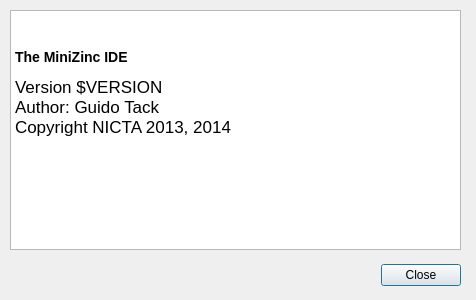
Before: the Qt Designer form MiniZincIDE/aboutdialog.ui in MiniZinc/MiniZincIDE, drawn with Qt 5.
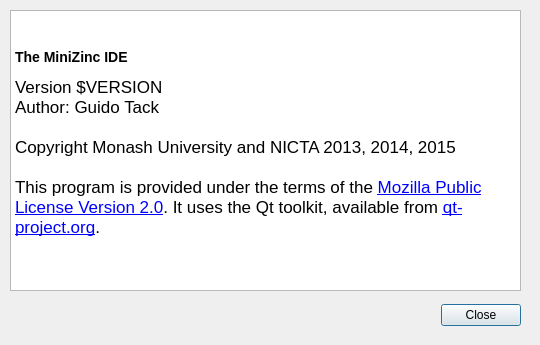
After: the same form once the commit is applied. Icons and pictures are not drawn.

Commit message: Add copyright information and bug tracker to the help and about dialogs

```diff
--- a/MiniZincIDE/aboutdialog.ui
+++ b/MiniZincIDE/aboutdialog.ui
@@ -6,8 +6,8 @@
    <rect>
     <x>0</x>
     <y>0</y>
-    <width>476</width>
-    <height>300</height>
+    <width>540</width>
+    <height>345</height>
    </rect>
   </property>
   <property name="windowTitle">
@@ -19,8 +19,8 @@
   <widget class="QDialogButtonBox" name="buttonBox">
    <property name="geometry">
     <rect>
-     <x>120</x>
-     <y>260</y>
+     <x>180</x>
+     <y>300</y>
      <width>341</width>
      <height>30</height>
     </rect>
@@ -37,18 +37,21 @@
     <rect>
      <x>10</x>
      <y>10</y>
-     <width>451</width>
-     <height>240</height>
+     <width>511</width>
+     <height>281</height>
     </rect>
    </property>
    <property name="html">
     <string>&lt;!DOCTYPE HTML PUBLIC &quot;-//W3C//DTD HTML 4.0//EN&quot; &quot;http://www.w3.org/TR/REC-html40/strict.dtd&quot;&gt;
 &lt;html&gt;&lt;head&gt;&lt;meta name=&quot;qrichtext&quot; content=&quot;1&quot; /&gt;&lt;style type=&quot;text/css&quot;&gt;
 p, li { white-space: pre-wrap; }
-&lt;/style&gt;&lt;/head&gt;&lt;body style=&quot; font-family:'.Lucida Grande UI'; font-size:13pt; font-weight:400; font-style:normal;&quot;&gt;
-&lt;p style=&quot; margin-top:0px; margin-bottom:0px; margin-left:0px; margin-right:30px; -qt-block-indent:0; text-indent:0px;&quot;&gt;&lt;img src=&quot;mznlogo.png&quot; width=&quot;128&quot; height=&quot;108&quot; /&gt; &lt;/p&gt;
-&lt;p style=&quot; margin-top:14px; margin-bottom:12px; margin-left:0px; margin-right:0px; -qt-block-indent:0; text-indent:0px;&quot;&gt;&lt;span style=&quot; font-size:large; font-weight:600;&quot;&gt;The MiniZinc IDE&lt;/span&gt;&lt;/p&gt;
-&lt;p style=&quot; margin-top:0px; margin-bottom:0px; margin-left:0px; margin-right:0px; -qt-block-indent:0; text-indent:0px;&quot;&gt;Version $VERSION&lt;br /&gt;Author: Guido Tack&lt;br /&gt;Copyright NICTA 2013, 2014 &lt;/p&gt;&lt;/body&gt;&lt;/html&gt;</string>
+&lt;/style&gt;&lt;/head&gt;&lt;body style=&quot; font-family:'.Helvetica Neue DeskInterface'; font-size:13pt; font-weight:400; font-style:normal;&quot;&gt;
+&lt;p style=&quot; margin-top:0px; margin-bottom:0px; margin-left:0px; margin-right:30px; -qt-block-indent:0; text-indent:0px;&quot;&gt;&lt;a href=&quot;http://www.minizinc.org&quot;&gt;&lt;img src=&quot;mznlogo.png&quot; width=&quot;128&quot; height=&quot;108&quot; /&gt;&lt;/a&gt;&lt;span style=&quot; font-family:'.Lucida Grande UI';&quot;&gt; &lt;/span&gt;&lt;/p&gt;
+&lt;p style=&quot; margin-top:14px; margin-bottom:12px; margin-left:0px; margin-right:0px; -qt-block-indent:0; text-indent:0px;&quot;&gt;&lt;span style=&quot; font-family:'.Lucida Grande UI'; font-size:large; font-weight:600;&quot;&gt;The MiniZinc IDE&lt;/span&gt;&lt;/p&gt;
+&lt;p style=&quot; margin-top:0px; margin-bottom:0px; margin-left:0px; margin-right:0px; -qt-block-indent:0; text-indent:0px;&quot;&gt;&lt;span style=&quot; font-family:'.Lucida Grande UI';&quot;&gt;Version $VERSION&lt;br /&gt;Author: Guido Tack&lt;br /&gt;&lt;/span&gt;&lt;/p&gt;
+&lt;p style=&quot; margin-top:0px; margin-bottom:0px; margin-left:0px; margin-right:0px; -qt-block-indent:0; text-indent:0px;&quot;&gt;&lt;span style=&quot; font-family:'.Lucida Grande UI';&quot;&gt;Copyright Monash University and NICTA 2013, 2014, 2015 &lt;/span&gt;&lt;/p&gt;
+&lt;p style=&quot;-qt-paragraph-type:empty; margin-top:0px; margin-bottom:0px; margin-left:0px; margin-right:0px; -qt-block-indent:0; text-indent:0px; font-family:'.Lucida Grande UI';&quot;&gt;&lt;br /&gt;&lt;/p&gt;
+&lt;p style=&quot; margin-top:0px; margin-bottom:0px; margin-left:0px; margin-right:0px; -qt-block-indent:0; text-indent:0px;&quot;&gt;&lt;span style=&quot; font-family:'.Lucida Grande UI';&quot;&gt;This program is provided under the terms of the &lt;/span&gt;&lt;a href=&quot;http://www.minizinc.org/2.0/LICENSE.txt&quot;&gt;&lt;span style=&quot; font-family:'.Lucida Grande UI'; text-decoration: underline; color:#0000ff;&quot;&gt;Mozilla Public License Version 2.0&lt;/span&gt;&lt;/a&gt;&lt;span style=&quot; font-family:'.Lucida Grande UI';&quot;&gt;. It uses the Qt toolkit, available from &lt;/span&gt;&lt;a href=&quot;http://qt-project.org&quot;&gt;&lt;span style=&quot; font-family:'.Lucida Grande UI'; text-decoration: underline; color:#0000ff;&quot;&gt;qt-project.org&lt;/span&gt;&lt;/a&gt;&lt;span style=&quot; font-family:'.Lucida Grande UI';&quot;&gt;. &lt;/span&gt;&lt;/p&gt;&lt;/body&gt;&lt;/html&gt;</string>
    </property>
    <property name="source">
     <url>
```
Left out of the diff: 5 changed lines with no effect on the pictures. The commit also changes 3 other files.
